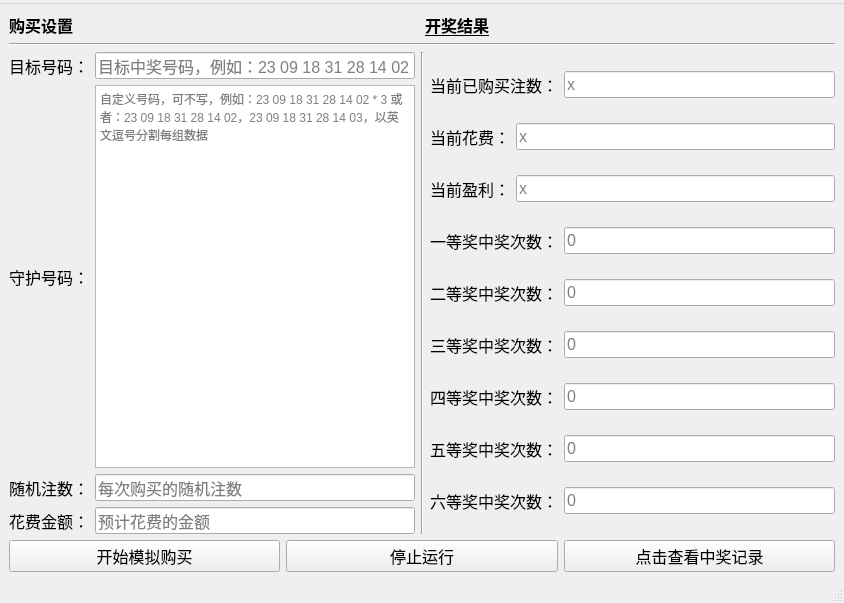
This is caipiao/caipiao.ui in poplangfan/pygt5_learn as Qt 5 draws it before an edit. The edited form follows.
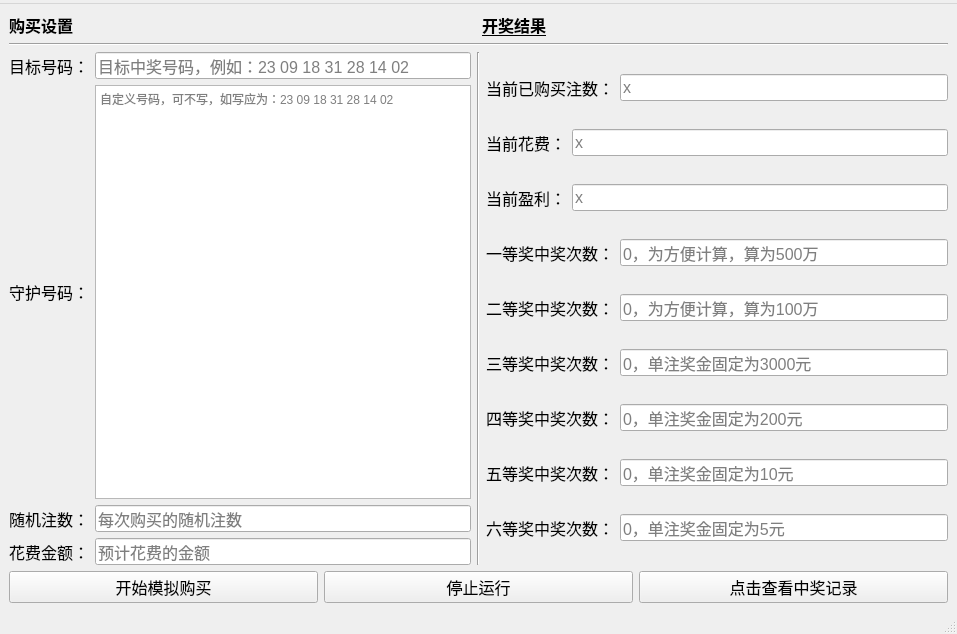
This is the edited form.

Commit message: 20220619基本功能实现 还未实现功能：停止按钮，多注自选号码

Diff of the .ui file:
```diff
--- a/caipiao/caipiao.ui
+++ b/caipiao/caipiao.ui
@@ -6,8 +6,8 @@
    <rect>
     <x>0</x>
     <y>0</y>
-    <width>844</width>
-    <height>603</height>
+    <width>957</width>
+    <height>634</height>
    </rect>
   </property>
   <property name="windowTitle">
@@ -118,7 +118,7 @@
                <string/>
               </property>
               <property name="placeholderText">
-               <string>自定义号码，可不写，例如：23 09 18 31 28 14 02 * 3 或者：23 09 18 31 28 14 02，23 09 18 31 28 14 03，以英文逗号分割每组数据</string>
+               <string>自定义号码，可不写，如写应为：23 09 18 31 28 14 02</string>
               </property>
              </widget>
             </item>
@@ -309,7 +309,7 @@
                </font>
               </property>
               <property name="placeholderText">
-               <string>0</string>
+               <string>0，为方便计算，算为500万</string>
               </property>
              </widget>
             </item>
@@ -339,7 +339,7 @@
                </font>
               </property>
               <property name="placeholderText">
-               <string>0</string>
+               <string>0，为方便计算，算为100万</string>
               </property>
              </widget>
             </item>
@@ -369,7 +369,7 @@
                </font>
               </property>
               <property name="placeholderText">
-               <string>0</string>
+               <string>0，单注奖金固定为3000元</string>
               </property>
              </widget>
             </item>
@@ -399,7 +399,7 @@
                </font>
               </property>
               <property name="placeholderText">
-               <string>0</string>
+               <string>0，单注奖金固定为200元</string>
               </property>
              </widget>
             </item>
@@ -429,7 +429,7 @@
                </font>
               </property>
               <property name="placeholderText">
-               <string>0</string>
+               <string>0，单注奖金固定为10元</string>
               </property>
              </widget>
             </item>
@@ -459,7 +459,7 @@
                </font>
               </property>
               <property name="placeholderText">
-               <string>0</string>
+               <string>0，单注奖金固定为5元</string>
               </property>
              </widget>
             </item>
@@ -518,7 +518,7 @@
     <rect>
      <x>0</x>
      <y>0</y>
-     <width>844</width>
+     <width>957</width>
      <height>22</height>
     </rect>
    </property>
```
The commit also changes 1 other file.
